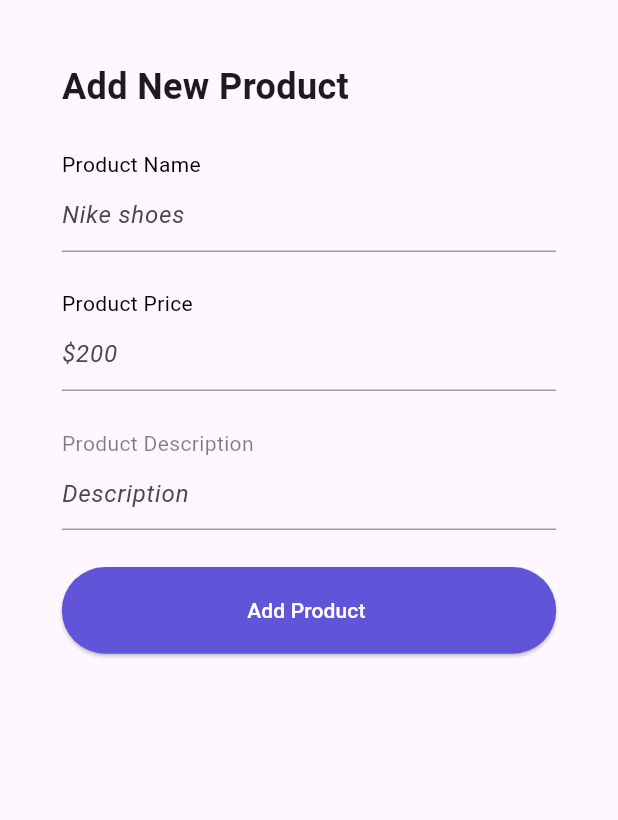
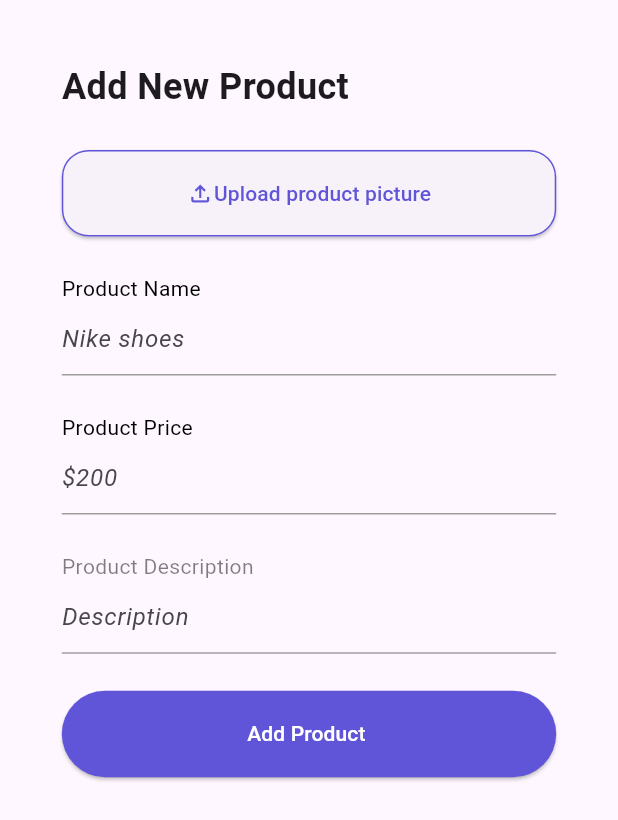
Before and after one commit to enkutatash/Ecommerce, a Flutter app: the screen it shows after launch, on a phone screen of 412 x 824 dp. Shown: the top 820 px of the screen. Run offline on Flutter 3.47's test engine with Material 3 defaults, Android fonts, the phone set to English and light mode, and no system bars; our stand-ins replace firebase_auth, firebase_core; accounts and stored records are empty.

Commit message:
admin page ui done

```diff
--- a/capstone_project/ecommerce/lib/pages/adminpage/addnewproduct.dart
+++ b/capstone_project/ecommerce/lib/pages/adminpage/addnewproduct.dart
@@ -52,6 +52,34 @@ class _AddNewProductState extends State<AddNewProduct> {
             const Text("Add New Product",
                 style: TextStyle(fontSize: 24, fontWeight: FontWeight.bold)),
             SizedBox(
+              height: height * 0.03,
+            ),
+             Container(
+                  height: height * 0.07,
+                  width: width * 0.8,
+                  child: ElevatedButton(
+                    onPressed:(){},
+                    style: ButtonStyle(
+                      shape: MaterialStateProperty.all<RoundedRectangleBorder>(
+      RoundedRectangleBorder(
+        borderRadius: BorderRadius.circular(18.0),
+        side:const BorderSide(color: Color(0XFF6055D8)), // Adjust border color here
+      ),
+    ),
+                    ),
+                    child:const Row(
+                      mainAxisAlignment: MainAxisAlignment.center,
+                      children: [
+                        Icon(Icons.file_upload_outlined,color: Color(0XFF6055D8),)
+                        ,Text(
+                          "Upload product picture",
+                          style: TextStyle(color:Color(0XFF6055D8)),
+                        ),
+                      ],
+                    ), // Add your button text here
+                  ),
+                ),
+                SizedBox(
               height: height * 0.03,
             ),
             const Text(
```
